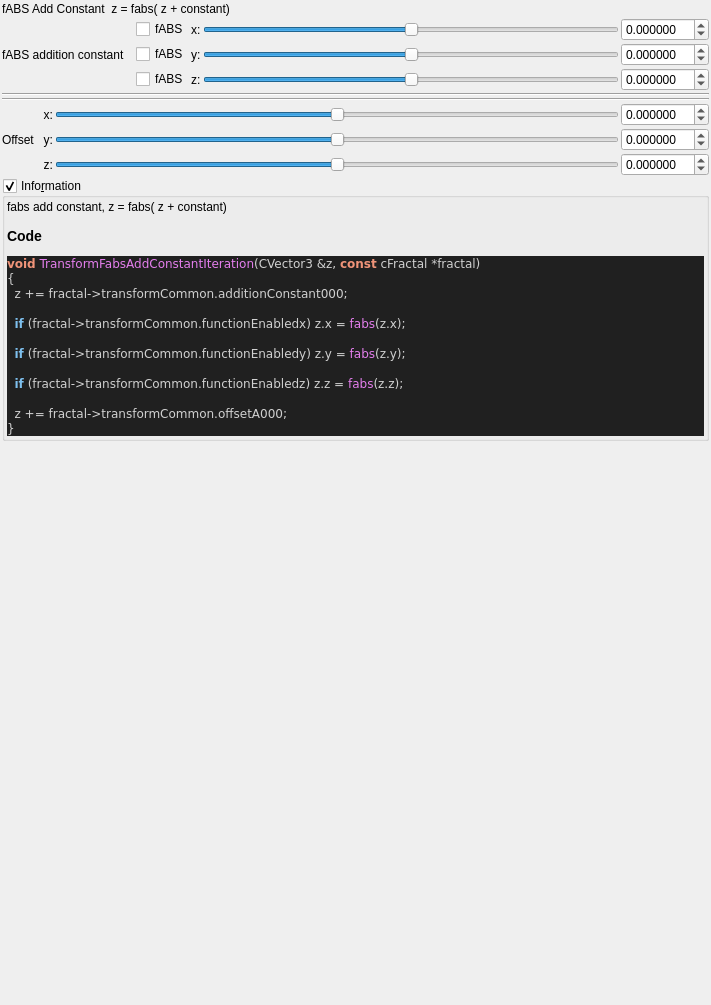
Above: mandelbulber2/qt_data/fractal_transf_fabs_add_constant.ui from buddhi1980/mandelbulber2 before the change. Below: the same form after it.
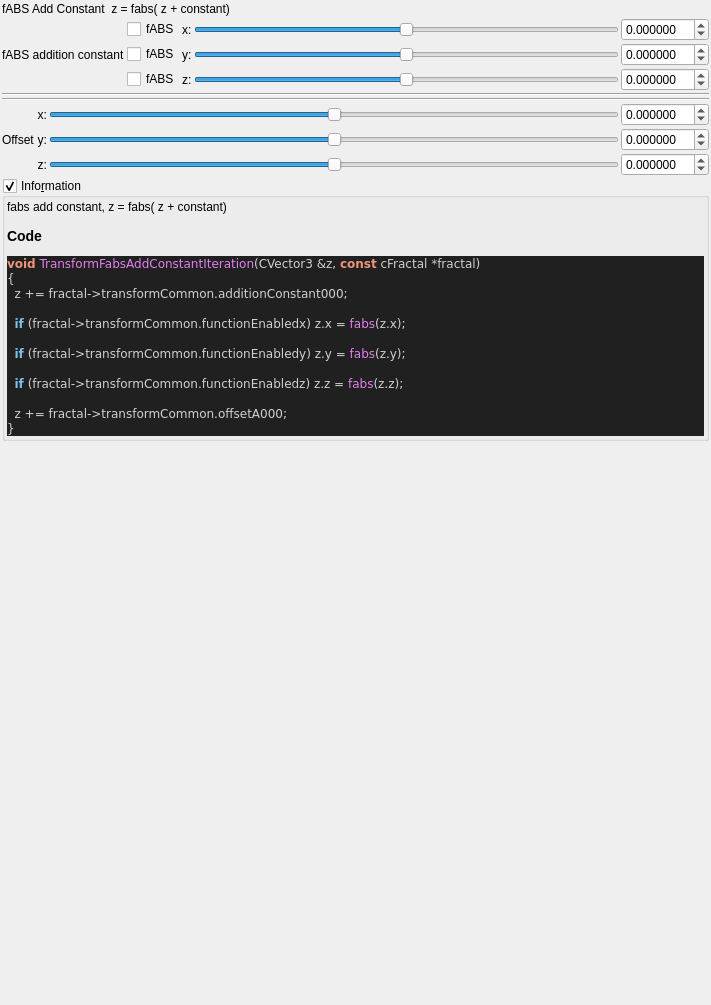
That is the form after the change. Custom widgets are drawn as their Qt base class.

Diff of the .ui file:
```diff
--- a/mandelbulber2/qt_data/fractal_transf_fabs_add_constant.ui
+++ b/mandelbulber2/qt_data/fractal_transf_fabs_add_constant.ui
@@ -44,7 +44,7 @@
      <item row="1" column="0">
       <widget class="QLabel" name="label_23">
        <property name="text">
-        <string>fABS addition constant   </string>
+        <string>fABS addition constant</string>
        </property>
       </widget>
      </item>
@@ -399,7 +399,7 @@
      <item row="2" column="0">
       <widget class="QLabel" name="label_259">
        <property name="text">
-        <string>Offset  </string>
+        <string>Offset</string>
        </property>
       </widget>
      </item>
```
